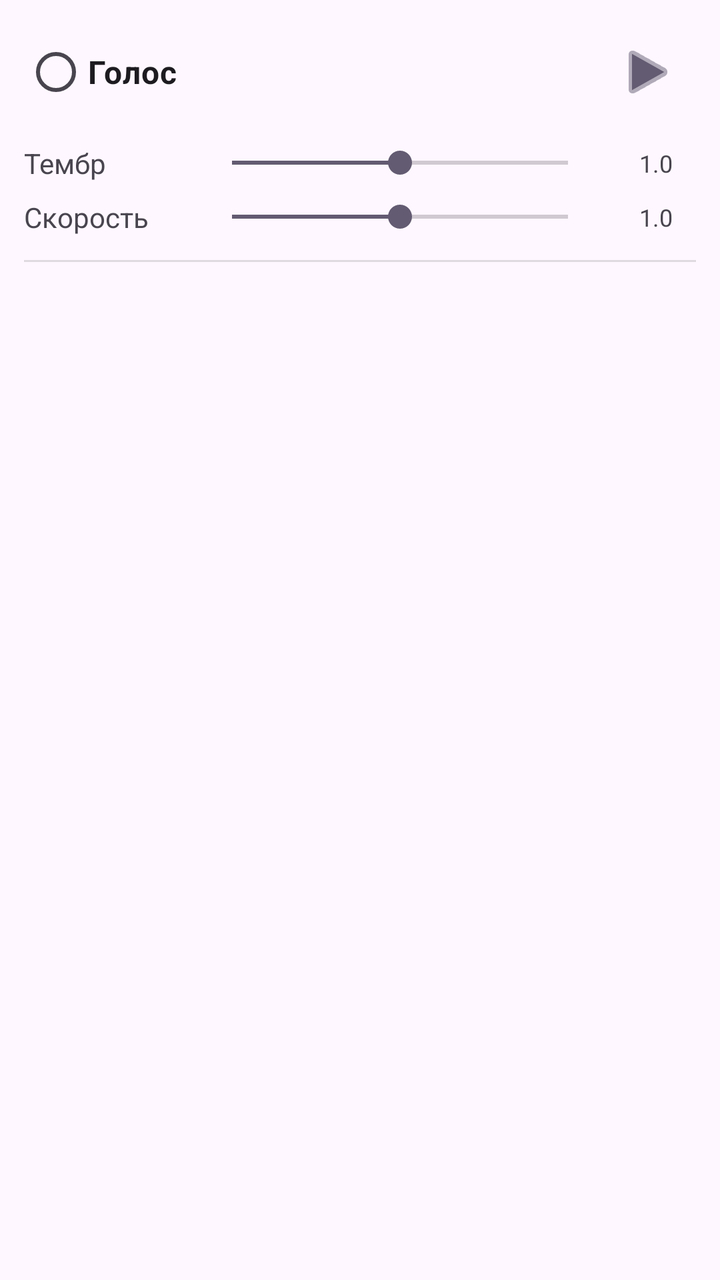
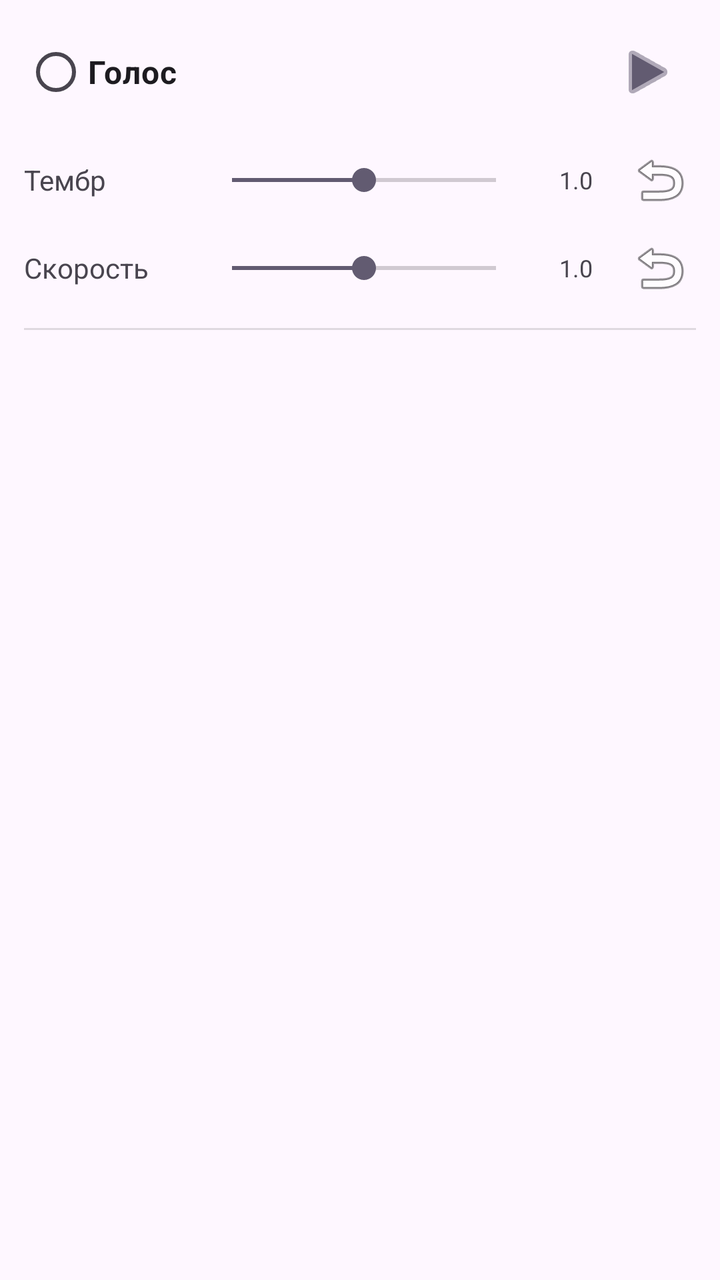

Screens rendered from an Android XML layout before and after an edit, with the pre-edit source and the edit as a unified diff.
<!-- AndroidManifest.xml: application theme Theme.TelegramNewsReader -->
<!-- res/layout/item_voice.xml -->
<?xml version="1.0" encoding="utf-8"?>
<LinearLayout xmlns:android="http://schemas.android.com/apk/res/android"
    android:layout_width="match_parent"
    android:layout_height="wrap_content"
    android:orientation="vertical"
    android:padding="12dp"
    android:background="?attr/selectableItemBackground">

    
    <LinearLayout
        android:layout_width="match_parent"
        android:layout_height="wrap_content"
        android:orientation="horizontal"
        android:gravity="center_vertical">

        
        <TextView
            android:id="@+id/tvGenderIcon"
            android:layout_width="wrap_content"
            android:layout_height="wrap_content"
            android:text="👨"
            android:textSize="20sp"
            android:layout_marginEnd="8dp"
            android:visibility="gone" />

        <RadioButton
            android:id="@+id/radioVoice"
            android:layout_width="0dp"
            android:layout_height="wrap_content"
            android:layout_weight="1"
            android:text="Голос"
            android:textSize="16sp"
            android:textStyle="bold" />

        <ImageButton
            android:id="@+id/btnPlay"
            android:layout_width="48dp"
            android:layout_height="48dp"
            android:contentDescription="Прослушать голос"
            android:src="@android:drawable/ic_media_play"
            android:background="?attr/selectableItemBackgroundBorderless"
            android:tint="?android:attr/colorAccent" />
    </LinearLayout>

    
    <LinearLayout
        android:layout_width="match_parent"
        android:layout_height="wrap_content"
        android:orientation="vertical"
        android:paddingTop="12dp">

        
        <LinearLayout
            android:layout_width="match_parent"
            android:layout_height="wrap_content"
            android:orientation="horizontal"
            android:gravity="center_vertical"
            android:paddingBottom="8dp">

            <TextView
                android:layout_width="80dp"
                android:layout_height="wrap_content"
                android:text="Тембр"
                android:textSize="14sp"
                android:textColor="?android:attr/textColorSecondary" />

            <SeekBar
                android:id="@+id/seekPitch"
                android:layout_width="0dp"
                android:layout_height="wrap_content"
                android:layout_weight="1"
                android:max="200"
                android:progress="100"
                android:layout_marginStart="8dp"
                android:layout_marginEnd="8dp" />

            <TextView
                android:id="@+id/tvPitchValue"
                android:layout_width="40dp"
                android:layout_height="wrap_content"
                android:text="1.0"
                android:textSize="12sp"
                android:textColor="?android:attr/textColorSecondary"
                android:gravity="center" />
        </LinearLayout>

        
        <LinearLayout
            android:layout_width="match_parent"
            android:layout_height="wrap_content"
            android:orientation="horizontal"
            android:gravity="center_vertical">

            <TextView
                android:layout_width="80dp"
                android:layout_height="wrap_content"
                android:text="Скорость"
                android:textSize="14sp"
                android:textColor="?android:attr/textColorSecondary" />

            <SeekBar
                android:id="@+id/seekRate"
                android:layout_width="0dp"
                android:layout_height="wrap_content"
                android:layout_weight="1"
                android:max="200"
                android:progress="100"
                android:layout_marginStart="8dp"
                android:layout_marginEnd="8dp" />

            <TextView
                android:id="@+id/tvSpeedValue"
                android:layout_width="40dp"
                android:layout_height="wrap_content"
                android:text="1.0"
                android:textSize="12sp"
                android:textColor="?android:attr/textColorSecondary"
                android:gravity="center" />
        </LinearLayout>
    </LinearLayout>

    
    <View
        android:layout_width="match_parent"
        android:layout_height="1dp"
        android:layout_marginTop="12dp"
        android:background="?android:attr/listDivider" />
</LinearLayout>
<!-- resources referenced by this layout -->
<resources>
  <style name="Theme.TelegramNewsReader" parent="Theme.Material3.DayNight">
          <item name="colorPrimary">@color/purple_500</item>
          <item name="colorPrimaryVariant">@color/purple_700</item>
          <item name="colorOnPrimary">@color/white</item>
          <item name="android:statusBarColor">?attr/colorPrimaryVariant</item>
      </style>
  <color name="purple_500">#FF6200EE</color>
  <color name="purple_700">#FF3700B3</color>
  <color name="white">#FFFFFFFF</color>
</resources>

<!-- the commit's change to res/layout/item_voice.xml (unified diff, before → after) -->
@@ -72,7 +72,7 @@
                 android:max="200"
                 android:progress="100"
                 android:layout_marginStart="8dp"
-                android:layout_marginEnd="8dp" />
+                android:layout_marginEnd="4dp" />
 
             <TextView
                 android:id="@+id/tvPitchValue"
@@ -82,6 +82,16 @@
                 android:textSize="12sp"
                 android:textColor="?android:attr/textColorSecondary"
                 android:gravity="center" />
+
+            
+            <ImageButton
+                android:id="@+id/btnResetPitch"
+                android:layout_width="36dp"
+                android:layout_height="36dp"
+                android:src="@android:drawable/ic_menu_revert"
+                android:background="?attr/selectableItemBackgroundBorderless"
+                android:contentDescription="Сброс тембра"
+                android:layout_marginStart="4dp" />
         </LinearLayout>
 
         
@@ -106,7 +116,7 @@
                 android:max="200"
                 android:progress="100"
                 android:layout_marginStart="8dp"
-                android:layout_marginEnd="8dp" />
+                android:layout_marginEnd="4dp" />
 
             <TextView
                 android:id="@+id/tvSpeedValue"
@@ -116,6 +126,16 @@
                 android:textSize="12sp"
                 android:textColor="?android:attr/textColorSecondary"
                 android:gravity="center" />
+
+            
+            <ImageButton
+                android:id="@+id/btnResetRate"
+                android:layout_width="36dp"
+                android:layout_height="36dp"
+                android:src="@android:drawable/ic_menu_revert"
+                android:background="?attr/selectableItemBackgroundBorderless"
+                android:contentDescription="Сброс скорости"
+                android:layout_marginStart="4dp" />
         </LinearLayout>
     </LinearLayout>
 
